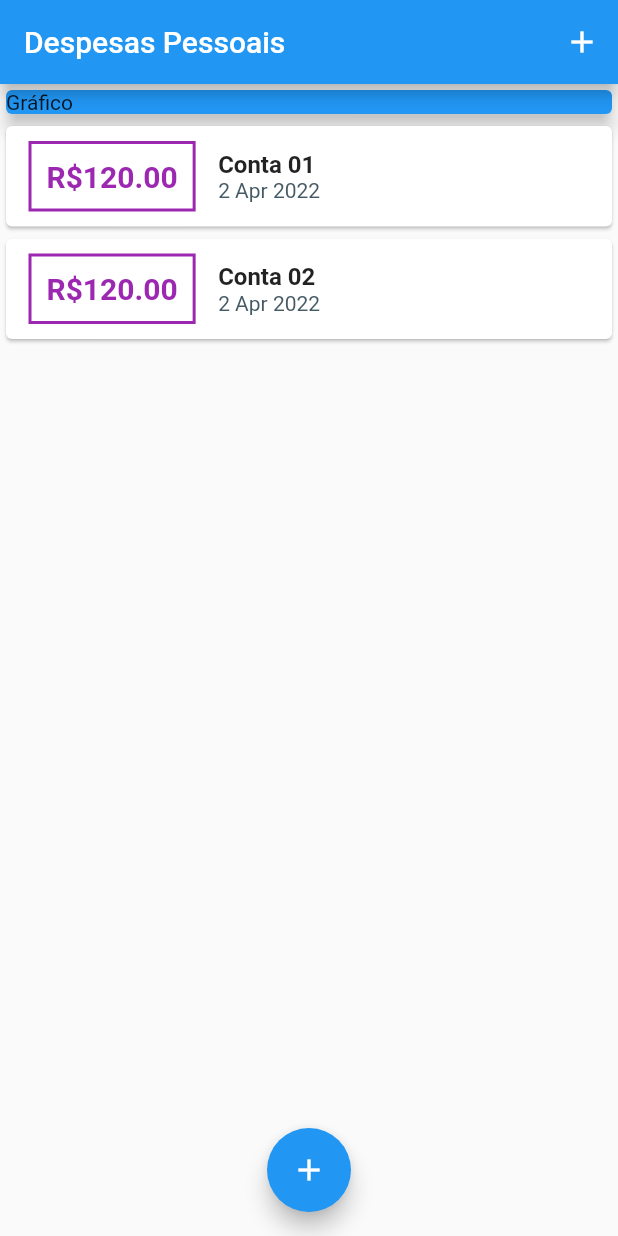
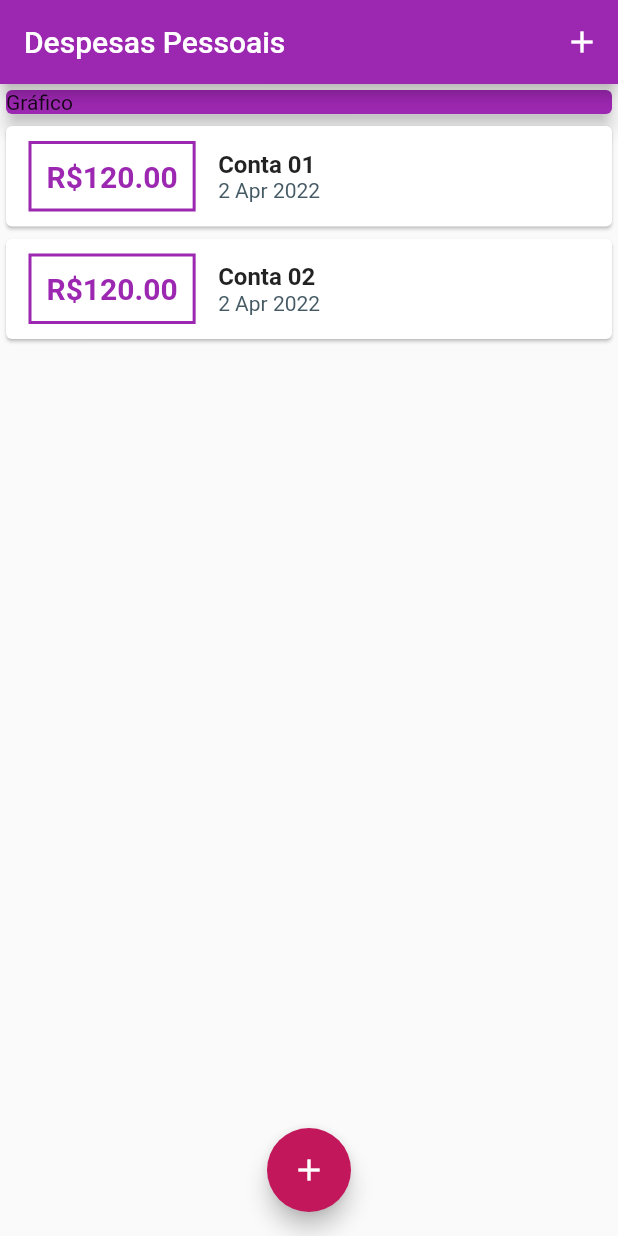
Before and after one commit to MargaridaGomes20/projeto-gddpi, a Flutter app: the screen it shows after launch, on a phone screen of 412 x 824 dp. Run offline on Flutter 3.47's test engine with Material 2 defaults, Android fonts, the phone set to English and light mode, and no system bars.

Commit message:
definindo novo tema de cores

```diff
--- a/despesaspessoais/lib/components/transaction_list.dart
+++ b/despesaspessoais/lib/components/transaction_list.dart
@@ -21,7 +21,7 @@ class TransactionList extends StatelessWidget {
                   margin: EdgeInsets.symmetric(horizontal: 15, vertical: 10),
                   decoration: BoxDecoration(
                       border: Border.all(
-                    color: Colors.purple,
+                    color: Theme.of(context).primaryColor,
                     width: 2,
                   )),
                   padding: EdgeInsets.all(10),
@@ -30,7 +30,7 @@ class TransactionList extends StatelessWidget {
                     style: TextStyle(
                       fontWeight: FontWeight.bold,
                       fontSize: 20,
-                      color: Colors.purple,
+                      color: Theme.of(context).primaryColor,
                     ),
                   ),
                 ),
--- a/despesaspessoais/lib/main.dart
+++ b/despesaspessoais/lib/main.dart
@@ -13,7 +13,16 @@ void main() {
 class ExpensesApp extends StatelessWidget {
   @override
   Widget build(BuildContext context) {
-    return MaterialApp(home: MyHomePage());
+    return MaterialApp(
+      home: MyHomePage(),
+      theme: ThemeData(
+        primarySwatch: Colors.purple,
+        colorScheme: ColorScheme.fromSwatch().copyWith(
+          primary: Colors.purple[500],
+          secondary: Colors.pink[700],
+        ),
+      ),
+    );
   }
 }
 
@@ -81,7 +90,7 @@ class _MyHomePageState extends State<MyHomePage> {
           children: <Widget>[
             Container(
               child: Card(
-                color: Colors.blue,
+                color: Theme.of(context).primaryColor,
                 child: Text('Gráfico'),
                 elevation: 5,
               ),
```
